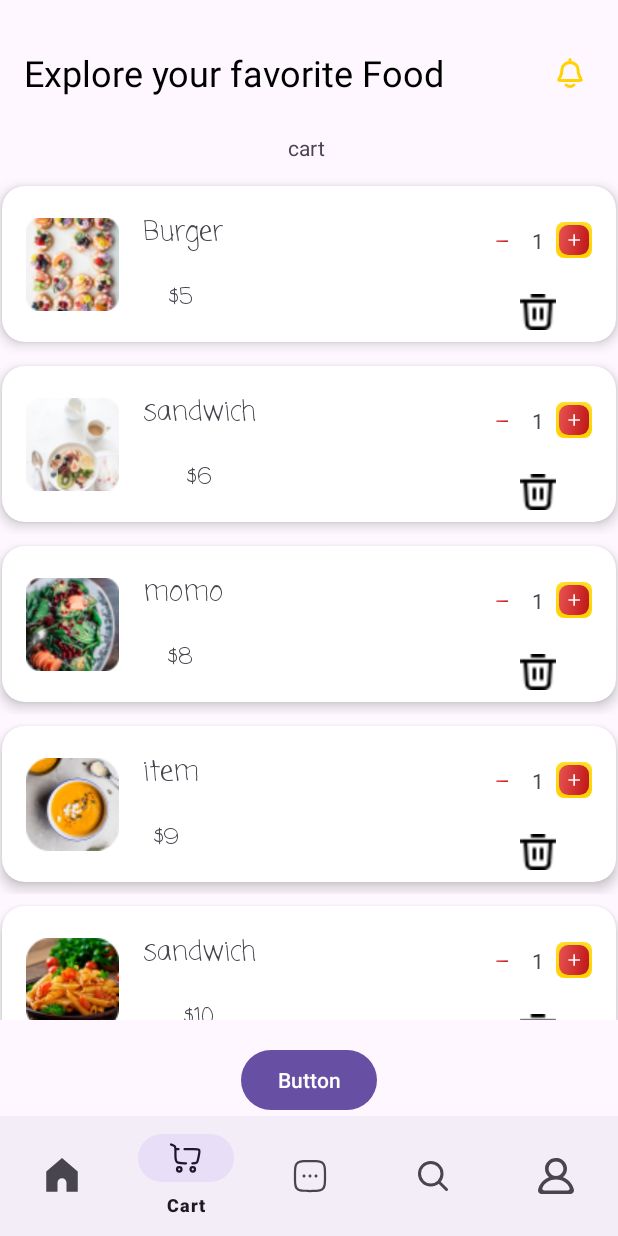
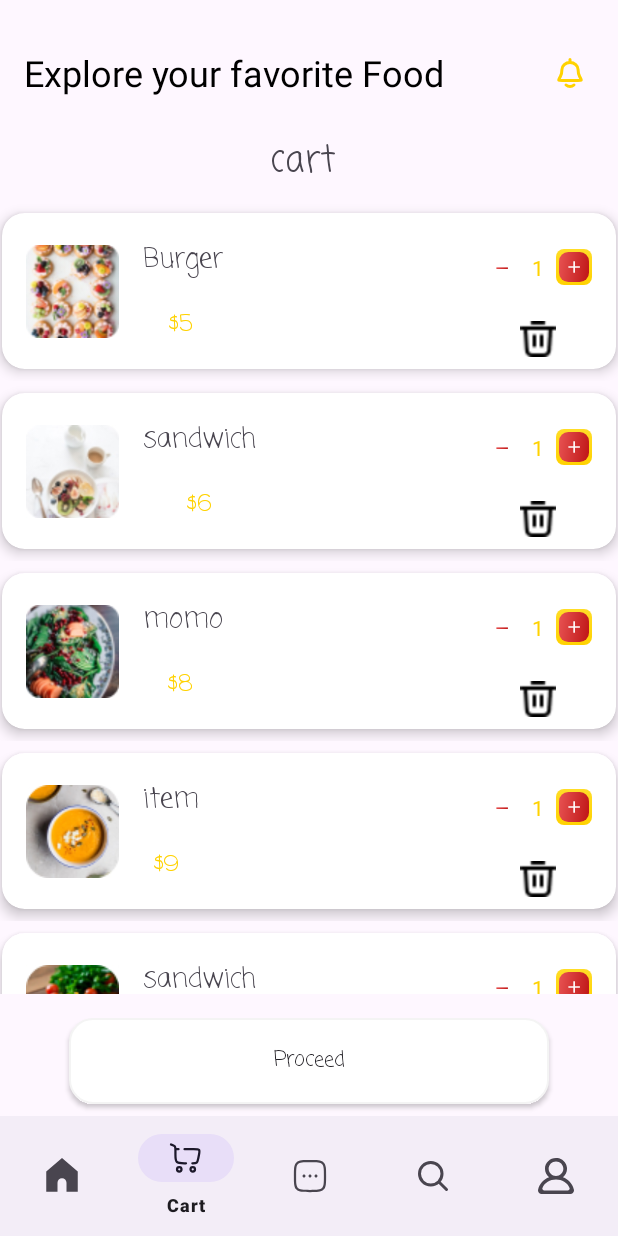
Before and after one commit to yugaltyagi/Swiggy_Zomato_Clone, an Android app: the CartFragment screen opened through its navigation route, on a phone screen of 412 x 824 dp. Run offline under Robolectric (Android 15) with nearby library versions, the phone set to English and light mode, and no system bars; our stand-ins replace navigation-ui; libraries missing offline, so code that uses them is left out: com.denzcoskun.imageslider; 7 statements that could not run were skipped.

Commit message:
add list complete

```diff
--- /dev/null
+++ b/app/src/main/res/drawable/procceedbuttonshape.xml
@@ -0,0 +1,6 @@
+<?xml version="1.0" encoding="utf-8"?>
+<shape xmlns:android="http://schemas.android.com/apk/res/android">
+<solid android:color="@color/white"/>
+    <stroke android:color="#f4f4f4" android:width="1dp" />
+    <corners android:radius="15dp"/>
+</shape>
--- a/app/src/main/res/layout/cart_item.xml
+++ b/app/src/main/res/layout/cart_item.xml
@@ -52,6 +52,7 @@
                 android:layout_height="wrap_content"
                 android:layout_marginStart="4dp"
                 android:text="TextView"
+                android:textColor="#ffd200"
                 android:textSize="15dp"
                 android:fontFamily="casual"
                 app:layout_constraintBottom_toBottomOf="parent"
@@ -78,6 +79,7 @@
                 android:layout_height="wrap_content"
                 android:layout_marginEnd="8dp"
                 android:text="1"
+                android:textColor="#ffd200"
                 app:layout_constraintBottom_toBottomOf="@+id/plusButton"
                 app:layout_constraintEnd_toStartOf="@+id/plusButton"
                 app:layout_constraintTop_toTopOf="@+id/plusButton" />
--- a/app/src/main/res/layout/fragment_cart.xml
+++ b/app/src/main/res/layout/fragment_cart.xml
@@ -13,6 +13,8 @@
         android:layout_height="wrap_content"
         android:layout_marginTop="8dp"
         android:text="cart "
+        android:fontFamily="casual"
+        android:textSize="24sp"
         app:layout_constraintEnd_toEndOf="parent"
         app:layout_constraintStart_toStartOf="parent"
         app:layout_constraintTop_toTopOf="parent" />
@@ -28,11 +30,15 @@
         app:layout_constraintStart_toStartOf="parent"
         app:layout_constraintTop_toBottomOf="@+id/textView6" />
 
-    <Button
+    <androidx.appcompat.widget.AppCompatButton
         android:id="@+id/button"
-        android:layout_width="wrap_content"
-        android:layout_height="wrap_content"
-        android:text="Button"
+        android:layout_width="320dp"
+        android:layout_height="57dp"
+        android:layout_marginBottom="8dp"
+        android:textAllCaps="false"
+        android:fontFamily="casual"
+        android:background="@drawable/procceedbuttonshape"
+        android:text="Proceed"
         app:layout_constraintBottom_toBottomOf="parent"
         app:layout_constraintEnd_toEndOf="parent"
         app:layout_constraintStart_toStartOf="parent" />
```
